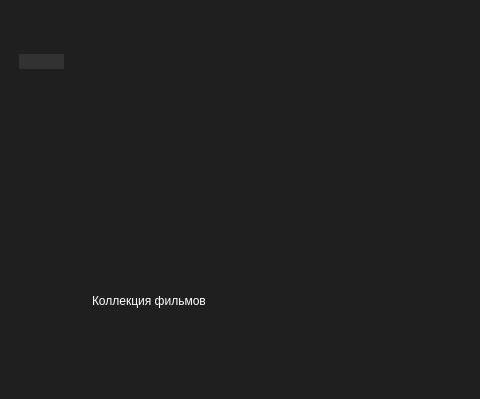
Above: src/mainwindow.ui from dimkashelk/SimpleKinopoiskQt before the change; both pictures show x 0 to 480 and y 0 to 399 of the 1200 by 602 pixel window. Below: the same form after it.
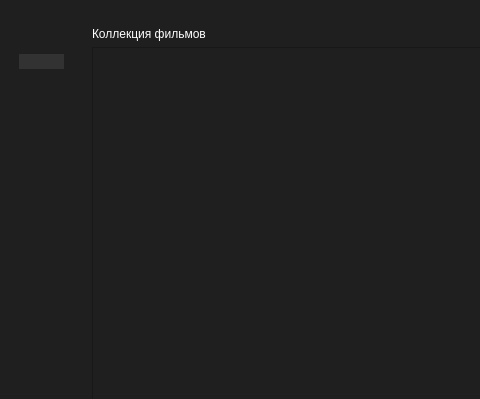
That is the form after the change. The open tabs and pages were chosen to show the change. Icons and pictures are not drawn.

The edit to the form file:
```diff
--- a/src/mainwindow.ui
+++ b/src/mainwindow.ui
@@ -355,7 +355,7 @@
             <widget class="QWidget" name="collection_cinema_widget">
              <layout class="QHBoxLayout" name="horizontalLayout_6">
               <item>
-               <layout class="QVBoxLayout" name="collection_cinema">
+               <layout class="QVBoxLayout" name="collection_cinema_3">
                 <item>
                  <widget class="QLabel" name="label">
                   <property name="styleSheet">
@@ -369,6 +369,28 @@
                   </property>
                  </widget>
                 </item>
+                <item>
+                 <widget class="QScrollArea" name="scrollArea_2">
+                  <property name="widgetResizable">
+                   <bool>true</bool>
+                  </property>
+                  <widget class="QWidget" name="scrollAreaWidgetContents_2">
+                   <property name="geometry">
+                    <rect>
+                     <x>0</x>
+                     <y>0</y>
+                     <width>1040</width>
+                     <height>450</height>
+                    </rect>
+                   </property>
+                   <layout class="QHBoxLayout" name="horizontalLayout_7">
+                    <item>
+                     <layout class="QVBoxLayout" name="collection_cinema"/>
+                    </item>
+                   </layout>
+                  </widget>
+                 </widget>
+                </item>
                </layout>
               </item>
              </layout>
```
Left out of the diff: 2 changed lines with no effect on the pictures.
